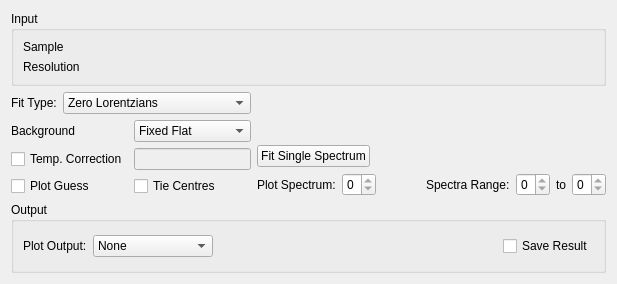
Qt form MantidQt/CustomInterfaces/inc/MantidQtCustomInterfaces/Indirect/ConvFit.ui (mantidproject/mantid) before a commit.
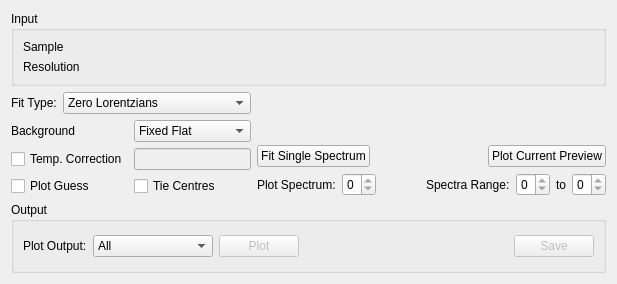
The same form after that commit. Custom widgets are drawn as their Qt base class.

```diff
--- a/MantidQt/CustomInterfaces/inc/MantidQtCustomInterfaces/Indirect/ConvFit.ui
+++ b/MantidQt/CustomInterfaces/inc/MantidQtCustomInterfaces/Indirect/ConvFit.ui
@@ -290,6 +290,13 @@
            </property>
           </spacer>
          </item>
+          <item>
+            <widget class="QPushButton" name="pbPlotPreview">
+              <property name="text">
+                <string>Plot Current Preview</string>
+              </property>
+            </widget>
+          </item>
         </layout>
        </item>
        <item>
@@ -391,11 +398,6 @@
           <height>0</height>
          </size>
         </property>
-        <item>
-         <property name="text">
-          <string>None</string>
-         </property>
-        </item>
         <item>
          <property name="text">
           <string>All</string>
@@ -413,6 +415,16 @@
         </item>
        </widget>
       </item>
+      <item>
+       <widget class="QPushButton" name="pbPlot">
+         <property name="text">
+           <string>Plot</string>
+         </property>
+         <property name="enabled">
+           <bool>false</bool>
+         </property>
+       </widget>
+      </item>
       <item>
        <spacer name="horizontalSpacer_1">
         <property name="orientation">
@@ -427,9 +439,12 @@
        </spacer>
       </item>
       <item>
-       <widget class="QCheckBox" name="ckSave">
+       <widget class="QPushButton" name="pbSave">
         <property name="text">
-         <string>Save Result</string>
+          <string>Save</string>
+        </property>
+        <property name="enabled">
+          <bool>false</bool>
         </property>
        </widget>
       </item>
```
